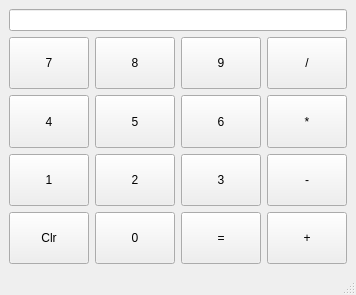
Above: calculator.ui from SeanFxyz/cs232-calculator-qt before the change. Below: the same form after it.
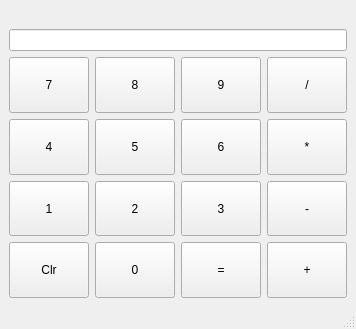
That is the form after the change.

Commit message: Added tracker for stored value and last entered operation. Added a clear button that doesn't work perfectly yet.

```diff
--- a/calculator.ui
+++ b/calculator.ui
@@ -7,7 +7,7 @@
     <x>0</x>
     <y>0</y>
     <width>350</width>
-    <height>295</height>
+    <height>329</height>
    </rect>
   </property>
   <property name="windowTitle">
@@ -15,8 +15,8 @@
   </property>
   <widget class="QWidget" name="centralwidget">
    <layout class="QGridLayout" name="gridLayout">
-    <item row="1" column="0">
-     <widget class="QPushButton" name="sevenButton">
+    <item row="3" column="2">
+     <widget class="QPushButton" name="sixButton">
       <property name="sizePolicy">
        <sizepolicy hsizetype="Expanding" vsizetype="Expanding">
         <horstretch>0</horstretch>
@@ -24,12 +24,12 @@
        </sizepolicy>
       </property>
       <property name="text">
-       <string>7</string>
+       <string>6</string>
       </property>
      </widget>
     </item>
-    <item row="1" column="1">
-     <widget class="QPushButton" name="eightButton">
+    <item row="5" column="3">
+     <widget class="QPushButton" name="addButton">
       <property name="sizePolicy">
        <sizepolicy hsizetype="Expanding" vsizetype="Expanding">
         <horstretch>0</horstretch>
@@ -37,24 +37,11 @@
        </sizepolicy>
       </property>
       <property name="text">
-       <string>8</string>
+       <string>+</string>
       </property>
      </widget>
     </item>
-    <item row="1" column="2">
-     <widget class="QPushButton" name="nineButton">
-      <property name="sizePolicy">
-       <sizepolicy hsizetype="Expanding" vsizetype="Expanding">
-        <horstretch>0</horstretch>
-        <verstretch>0</verstretch>
-       </sizepolicy>
-      </property>
-      <property name="text">
-       <string>9</string>
-      </property>
-     </widget>
-    </item>
-    <item row="1" column="3">
+    <item row="2" column="3">
      <widget class="QPushButton" name="divideButton">
       <property name="sizePolicy">
        <sizepolicy hsizetype="Expanding" vsizetype="Expanding">
@@ -67,8 +54,47 @@
       </property>
      </widget>
     </item>
+    <item row="5" column="2">
+     <widget class="QPushButton" name="equalsButton">
+      <property name="sizePolicy">
+       <sizepolicy hsizetype="Expanding" vsizetype="Expanding">
+        <horstretch>0</horstretch>
+        <verstretch>0</verstretch>
+       </sizepolicy>
+      </property>
+      <property name="text">
+       <string>=</string>
+      </property>
+     </widget>
+    </item>
+    <item row="5" column="1">
+     <widget class="QPushButton" name="zeroButton">
+      <property name="sizePolicy">
+       <sizepolicy hsizetype="Expanding" vsizetype="Expanding">
+        <horstretch>0</horstretch>
+        <verstretch>0</verstretch>
+       </sizepolicy>
+      </property>
+      <property name="text">
+       <string>0</string>
+      </property>
+     </widget>
+    </item>
+    <item row="4" column="0">
+     <widget class="QPushButton" name="oneButton">
+      <property name="sizePolicy">
+       <sizepolicy hsizetype="Expanding" vsizetype="Expanding">
+        <horstretch>0</horstretch>
+        <verstretch>0</verstretch>
+       </sizepolicy>
+      </property>
+      <property name="text">
+       <string>1</string>
+      </property>
+     </widget>
+    </item>
     <item row="2" column="0">
-     <widget class="QPushButton" name="fourButton">
+     <widget class="QPushButton" name="sevenButton">
       <property name="sizePolicy">
        <sizepolicy hsizetype="Expanding" vsizetype="Expanding">
         <horstretch>0</horstretch>
@@ -76,11 +102,37 @@
        </sizepolicy>
       </property>
       <property name="text">
-       <string>4</string>
+       <string>7</string>
+      </property>
+     </widget>
+    </item>
+    <item row="3" column="3">
+     <widget class="QPushButton" name="multiplyButton">
+      <property name="sizePolicy">
+       <sizepolicy hsizetype="Expanding" vsizetype="Expanding">
+        <horstretch>0</horstretch>
+        <verstretch>0</verstretch>
+       </sizepolicy>
+      </property>
+      <property name="text">
+       <string>*</string>
       </property>
      </widget>
     </item>
     <item row="2" column="1">
+     <widget class="QPushButton" name="eightButton">
+      <property name="sizePolicy">
+       <sizepolicy hsizetype="Expanding" vsizetype="Expanding">
+        <horstretch>0</horstretch>
+        <verstretch>0</verstretch>
+       </sizepolicy>
+      </property>
+      <property name="text">
+       <string>8</string>
+      </property>
+     </widget>
+    </item>
+    <item row="3" column="1">
      <widget class="QPushButton" name="fiveButton">
       <property name="sizePolicy">
        <sizepolicy hsizetype="Expanding" vsizetype="Expanding">
@@ -93,34 +145,8 @@
       </property>
      </widget>
     </item>
-    <item row="2" column="2">
-     <widget class="QPushButton" name="sixButton">
-      <property name="sizePolicy">
-       <sizepolicy hsizetype="Expanding" vsizetype="Expanding">
-        <horstretch>0</horstretch>
-        <verstretch>0</verstretch>
-       </sizepolicy>
-      </property>
-      <property name="text">
-       <string>6</string>
-      </property>
-     </widget>
-    </item>
-    <item row="2" column="3">
-     <widget class="QPushButton" name="multiplyButton">
-      <property name="sizePolicy">
-       <sizepolicy hsizetype="Expanding" vsizetype="Expanding">
-        <horstretch>0</horstretch>
-        <verstretch>0</verstretch>
-       </sizepolicy>
-      </property>
-      <property name="text">
-       <string>*</string>
-      </property>
-     </widget>
-    </item>
     <item row="3" column="0">
-     <widget class="QPushButton" name="oneButton">
+     <widget class="QPushButton" name="fourButton">
       <property name="sizePolicy">
        <sizepolicy hsizetype="Expanding" vsizetype="Expanding">
         <horstretch>0</horstretch>
@@ -128,24 +154,18 @@
        </sizepolicy>
       </property>
       <property name="text">
-       <string>1</string>
+       <string>4</string>
       </property>
      </widget>
     </item>
-    <item row="3" column="1">
-     <widget class="QPushButton" name="twoButton">
-      <property name="sizePolicy">
-       <sizepolicy hsizetype="Expanding" vsizetype="Expanding">
-        <horstretch>0</horstretch>
-        <verstretch>0</verstretch>
-       </sizepolicy>
+    <item row="1" column="0" colspan="4">
+     <widget class="QLineEdit" name="accumulatorText">
+      <property name="alignment">
+       <set>Qt::AlignRight|Qt::AlignTrailing|Qt::AlignVCenter</set>
       </property>
-      <property name="text">
-       <string>2</string>
-      </property>
      </widget>
     </item>
-    <item row="3" column="2">
+    <item row="4" column="2">
      <widget class="QPushButton" name="threeButton">
       <property name="sizePolicy">
        <sizepolicy hsizetype="Expanding" vsizetype="Expanding">
@@ -158,21 +178,8 @@
       </property>
      </widget>
     </item>
-    <item row="3" column="3">
-     <widget class="QPushButton" name="subtractButton">
-      <property name="sizePolicy">
-       <sizepolicy hsizetype="Expanding" vsizetype="Expanding">
-        <horstretch>0</horstretch>
-        <verstretch>0</verstretch>
-       </sizepolicy>
-      </property>
-      <property name="text">
-       <string>-</string>
-      </property>
-     </widget>
-    </item>
     <item row="4" column="1">
-     <widget class="QPushButton" name="zeroButton">
+     <widget class="QPushButton" name="twoButton">
       <property name="sizePolicy">
        <sizepolicy hsizetype="Expanding" vsizetype="Expanding">
         <horstretch>0</horstretch>
@@ -180,25 +187,12 @@
        </sizepolicy>
       </property>
       <property name="text">
-       <string>0</string>
-      </property>
-     </widget>
-    </item>
-    <item row="4" column="2">
-     <widget class="QPushButton" name="equalsButton">
-      <property name="sizePolicy">
-       <sizepolicy hsizetype="Expanding" vsizetype="Expanding">
-        <horstretch>0</horstretch>
-        <verstretch>0</verstretch>
-       </sizepolicy>
-      </property>
-      <property name="text">
-       <string>=</string>
+       <string>2</string>
       </property>
      </widget>
     </item>
     <item row="4" column="3">
-     <widget class="QPushButton" name="addButton">
+     <widget class="QPushButton" name="subtractButton">
       <property name="sizePolicy">
        <sizepolicy hsizetype="Expanding" vsizetype="Expanding">
         <horstretch>0</horstretch>
@@ -206,18 +200,11 @@
        </sizepolicy>
       </property>
       <property name="text">
-       <string>+</string>
+       <string>-</string>
       </property>
      </widget>
     </item>
-    <item row="0" column="0" colspan="4">
-     <widget class="QLineEdit" name="accumulatorText">
-      <property name="alignment">
-       <set>Qt::AlignRight|Qt::AlignTrailing|Qt::AlignVCenter</set>
-      </property>
-     </widget>
-    </item>
-    <item row="4" column="0">
+    <item row="5" column="0">
      <widget class="QPushButton" name="clearButton">
       <property name="sizePolicy">
        <sizepolicy hsizetype="Minimum" vsizetype="Expanding">
@@ -230,6 +217,26 @@
       </property>
      </widget>
     </item>
+    <item row="2" column="2">
+     <widget class="QPushButton" name="nineButton">
+      <property name="sizePolicy">
+       <sizepolicy hsizetype="Expanding" vsizetype="Expanding">
+        <horstretch>0</horstretch>
+        <verstretch>0</verstretch>
+       </sizepolicy>
+      </property>
+      <property name="text">
+       <string>9</string>
+      </property>
+     </widget>
+    </item>
+    <item row="0" column="0" colspan="4">
+     <widget class="QLabel" name="storedText">
+      <property name="text">
+       <string/>
+      </property>
+     </widget>
+    </item>
    </layout>
   </widget>
   <widget class="QStatusBar" name="statusbar"/>
```
The commit also changes 1 other file.
